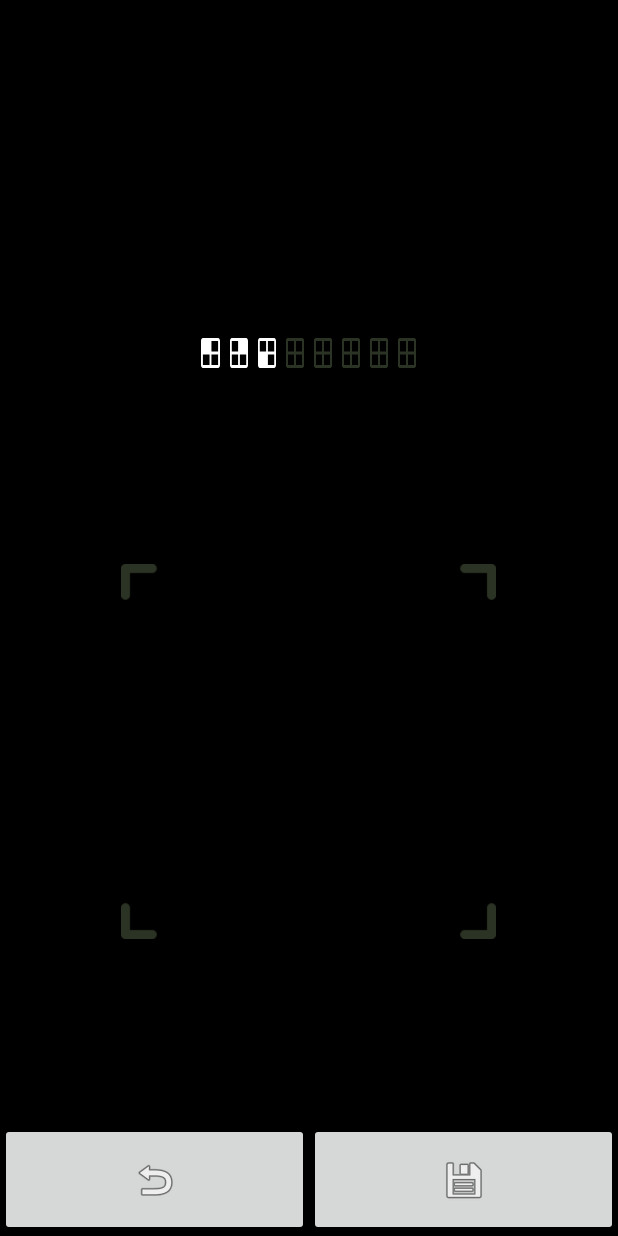
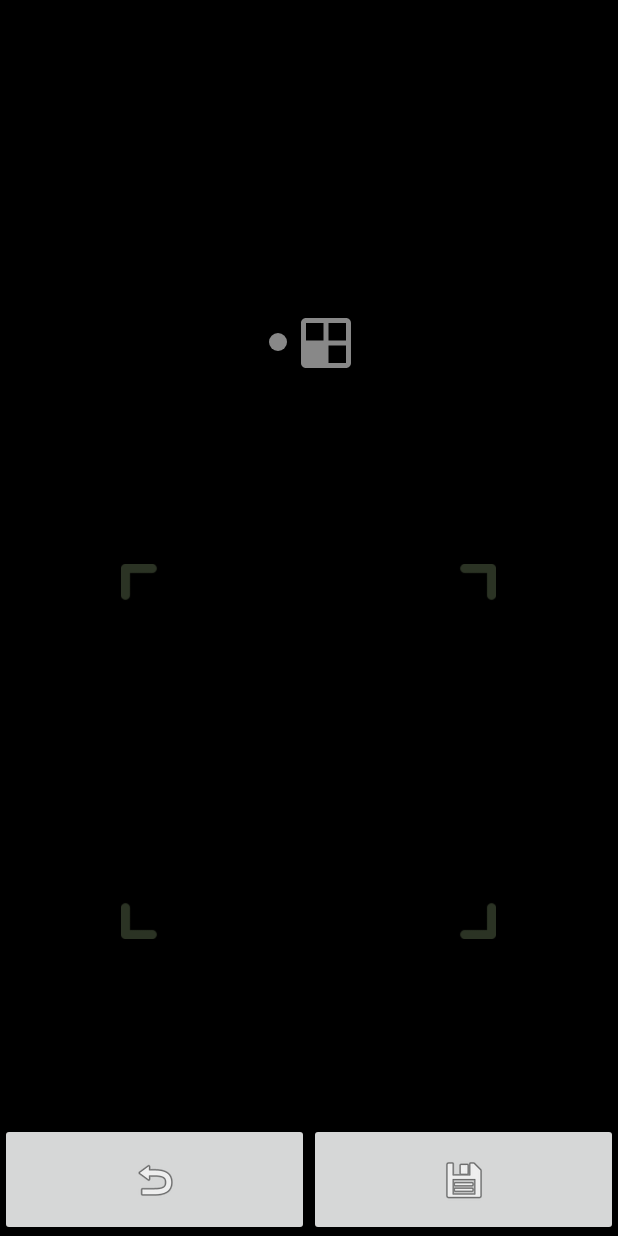
Before and after one commit to ibragunduz/KnockCodeView, an Android app: the screen it shows after launch (MainActivity), after a tap on an icon or button, on a phone screen of 412 x 824 dp. Run offline under Robolectric (Android 15) with nearby library versions, the phone set to English and light mode, and no system bars; 1 statement that could not run was skipped; 2 other taps on this screen came first.

Commit message:
second commit

```diff
--- a/knockcodeview/src/main/java/com/ibragunduz/knockcodeview/views/KnockCodeView.java
+++ b/knockcodeview/src/main/java/com/ibragunduz/knockcodeview/views/KnockCodeView.java
@@ -267,8 +267,6 @@ ClicksIndicatorView inditactor;
                        correctEntry();
                    }
                }
-
-
               indicator.updateClicks(clicks);
 }else{
         new Handler().postDelayed(new Runnable() {
--- a/knockcodeview/src/main/java/com/ibragunduz/knockcodeview/views/lockScreen/IndicatorLockScreen.java
+++ b/knockcodeview/src/main/java/com/ibragunduz/knockcodeview/views/lockScreen/IndicatorLockScreen.java
@@ -1,11 +1,13 @@
 package com.ibragunduz.knockcodeview.views.lockScreen;
 
 import android.content.Context;
+import android.graphics.Color;
 import android.util.AttributeSet;
 import android.view.LayoutInflater;
 import android.view.View;
 import android.view.ViewGroup;
 import android.widget.RelativeLayout;
+import android.widget.Toast;
 
 import com.ibragunduz.knockcodeview.R;
 import com.ibragunduz.knockcodeview.views.setLock.SingleIndicatorView;
@@ -88,13 +90,23 @@ public class IndicatorLockScreen extends RelativeLayout {
             if ( i<clicks.length-1){
                 if (clicks[i+1]==-1){
                 indicators.get(i).setVisibility(View.VISIBLE);
-                indicators.get(i).setClicked(clicks[i]);
-                if (i>0)indicators.get(i-1).updateViewWithDot();
+                if (isSecretIndicator==false){
+
+                indicators.get(i).setClicked(clicks[i],normalSize);
+                if (i>0)indicators.get(i-1).updateViewWithDot(normalSize);
+                }else{
+                    indicators.get(i).updateViewWithDot(normalSize);
                 }
-            }else if(i==7){
-                indicators.get(i).setVisibility(View.VISIBLE);
-                indicators.get(i).setClicked(clicks[i]);
-                indicators.get(i-1).updateViewWithDot();
+                }
+            }else if(i==7) {
+                if (isSecretIndicator == false) {
+
+                    indicators.get(i).setVisibility(View.VISIBLE);
+                    indicators.get(i).setClicked(clicks[i], normalSize);
+                    indicators.get(i - 1).updateViewWithDot(normalSize);
+                }else{
+                    indicators.get(i).updateViewWithDot(normalSize);
+                }
             }
         }
     }
@@ -102,13 +114,17 @@ public class IndicatorLockScreen extends RelativeLayout {
 
 
 
+    boolean isSecretIndicator = false;
+
+    public void setIsSecretIndicator(boolean isSecretIndicator){
+        this.isSecretIndicator = isSecretIndicator;
+    }
+    int normalSize = 0;
 
     public void setHeightWidth(int w,int h){
+    normalSize=w;
         for (int i = 0; i<indicators.size();i++){
-            ViewGroup.LayoutParams p = (ViewGroup.MarginLayoutParams) indicators.get(i).getLayoutParams();
-            p.height = h;
-            p.width = w;
-            indicators.get(i).requestLayout();
+            indicators.get(i).setLayoutHeightWidth(w,h);
         }
     }
 
@@ -119,4 +135,7 @@ public class IndicatorLockScreen extends RelativeLayout {
             indicators.get(i).requestLayout();
         }
     }
+
+
+
 }
--- a/knockcodeview/src/main/java/com/ibragunduz/knockcodeview/views/setLock/ClicksIndicatorView.java
+++ b/knockcodeview/src/main/java/com/ibragunduz/knockcodeview/views/setLock/ClicksIndicatorView.java
@@ -1,12 +1,17 @@
 package com.ibragunduz.knockcodeview.views.setLock;
 
 import android.content.Context;
+import android.graphics.Color;
+import android.graphics.PorterDuff;
+import android.graphics.PorterDuffColorFilter;
 import android.util.AttributeSet;
 import android.util.Log;
 import android.view.LayoutInflater;
 import android.view.View;
 import android.view.ViewGroup;
 import android.widget.RelativeLayout;
+import android.widget.Toast;
+
 import com.ibragunduz.knockcodeview.R;
 
 import java.util.ArrayList;
@@ -74,13 +79,17 @@ public class ClicksIndicatorView extends RelativeLayout {
         vw6.setColorFilter(color);
         vw7.setColorFilter(color);
         vw8.setColorFilter(color);
+
+
     }
 
 
 
 
 
+    int normalSize=50;
 public void setHeightWidth(int w,int h){
+    normalSize =w;
     for (int i = 0; i<indicators.size();i++){
         ViewGroup.LayoutParams p = (ViewGroup.MarginLayoutParams) indicators.get(i).getLayoutParams();
         p.height = h;
@@ -104,7 +113,7 @@ public void SetInditactor(int[] clicks){
 
             case -1 :
                 indicators.get(i).setVisibility(View.VISIBLE);
-                indicators.get(i).setBackgroundResource(R.drawable.ic_knock_code_empty);
+                indicators.get(i).setImageResource(R.drawable.ic_knock_code_empty);
                 Log.i("2","----");
 
 
@@ -115,7 +124,7 @@ public void SetInditactor(int[] clicks){
             case 4 :
                 indicators.get(i).setVisibility(View.VISIBLE);
 
-                indicators.get(i).setClicked(clicks[i]);
+                indicators.get(i).setClicked(clicks[i],normalSize);
                 break;
 
 
--- a/knockcodeview/src/main/java/com/ibragunduz/knockcodeview/views/setLock/SingleIndicatorView.java
+++ b/knockcodeview/src/main/java/com/ibragunduz/knockcodeview/views/setLock/SingleIndicatorView.java
@@ -3,13 +3,18 @@ package com.ibragunduz.knockcodeview.views.setLock;
 import android.content.Context;
 import android.content.res.TypedArray;
 import android.graphics.Color;
+import android.graphics.ColorFilter;
+import android.graphics.PorterDuff;
 import android.util.AttributeSet;
+import android.util.Log;
 import android.view.LayoutInflater;
 import android.view.View;
 import android.view.ViewGroup;
 import android.widget.ImageView;
 import android.widget.LinearLayout;
 import android.widget.RelativeLayout;
+import android.widget.Toast;
+
 import com.ibragunduz.knockcodeview.R;
 
 
@@ -63,13 +68,14 @@ public class SingleIndicatorView extends RelativeLayout {
     }
 
 
-    @Override
-    public void setBackgroundResource(int resid) {
-        ((ImageView) findViewById(R.id.indicator_click_image_view)).setBackgroundResource(resid);
+    public void setImageResource(int resid) {
+        ((ImageView) rootView.findViewById(R.id.indicator_click_image_view)).setImageResource(resid);
+
+        Log.i("burada","burada");
     }
 
 
-    public void setClicked(int which) {
+    public void setClicked(int which,int bigSize) {
 
         int resID = k1;
         switch (which) {
@@ -86,15 +92,31 @@ public class SingleIndicatorView extends RelativeLayout {
                 resID = k4;
                 break;
         }
-        ((ImageView) findViewById(R.id.indicator_click_image_view)).setBackgroundResource(resID);
-       }
+
+      setImageResource(resID);
+        setLayoutHeightWidth(bigSize,bigSize);
+    }
 
 
-    public void updateViewWithDot(){
-        setBackgroundResource(R.drawable.circle_white);
+
+
+    public void setLayoutHeightWidth(int w,int h){
+        ViewGroup.LayoutParams p = (ViewGroup.MarginLayoutParams)getLayoutParams();
+        p.height = h;
+        p.width = w;
+        requestLayout();
+    }
+
+
+
+    public void updateViewWithDot(int normalWidth){
+        if (normalWidth!=0)
+        setLayoutHeightWidth(normalWidth/2,normalWidth/2);
+        setImageResource(R.drawable.circle_white);
     }
     public void setColorFilter(int color) {
-        ((ImageView) findViewById(R.id.indicator_click_image_view)).setColorFilter(color);
+        ((ImageView) rootView.findViewById(R.id.indicator_click_image_view)).setColorFilter(color);
+
     }
 
 }
--- a/knockcodeview/src/main/res/layout/clicks_lock_screen.xml
+++ b/knockcodeview/src/main/res/layout/clicks_lock_screen.xml
@@ -2,6 +2,11 @@
 <LinearLayout xmlns:android="http://schemas.android.com/apk/res/android"
     android:layout_width="wrap_content"
     android:layout_height="wrap_content">
+
+
+    <RelativeLayout
+        android:layout_width="wrap_content"
+        android:layout_height="match_parent">
 
 
         <com.ibragunduz.knockcodeview.views.setLock.SingleIndicatorView
@@ -9,63 +14,121 @@
             android:layout_width="match_parent"
             android:layout_height="match_parent"
 
+            android:layout_centerHorizontal="true"
+            android:layout_centerVertical="true"
             android:layout_margin="3dp"
             android:layout_weight="1" />
+</RelativeLayout>
+
+
+    <RelativeLayout
+        android:layout_width="wrap_content"
+        android:layout_height="match_parent">
+
 
         <com.ibragunduz.knockcodeview.views.setLock.SingleIndicatorView
             android:id="@+id/inditactor_view_2"
             android:layout_width="match_parent"
             android:layout_height="match_parent"
+            android:layout_centerHorizontal="true"
+            android:layout_centerVertical="true"
             android:layout_margin="3dp"
             android:layout_weight="1" />
+    </RelativeLayout>
+
+    <RelativeLayout
+        android:layout_width="wrap_content"
+        android:layout_height="match_parent">
+
 
         <com.ibragunduz.knockcodeview.views.setLock.SingleIndicatorView
             android:id="@+id/inditactor_view_3"
             android:layout_width="match_parent"
             android:layout_height="match_parent"
-
+            android:layout_centerHorizontal="true"
+            android:layout_centerVertical="true"
             android:layout_margin="3dp"
             android:layout_weight="1" />
+
+    </RelativeLayout>
+    <RelativeLayout
+        android:layout_width="wrap_content"
+        android:layout_height="match_parent">
 
         <com.ibragunduz.knockcodeview.views.setLock.SingleIndicatorView
             android:id="@+id/inditactor_view_4"
             android:layout_width="match_parent"
             android:layout_height="match_parent"
 
+            android:layout_centerHorizontal="true"
+            android:layout_centerVertical="true"
             android:layout_margin="3dp"
             android:layout_weight="1" />
+    </RelativeLayout>
+
+        <RelativeLayout
+            android:layout_width="wrap_content"
+            android:layout_height="match_parent">
+
 
             <com.ibragunduz.knockcodeview.views.setLock.SingleIndicatorView
                 android:id="@+id/inditactor_view_5"
                 android:layout_width="match_parent"
                 android:layout_height="match_parent"
 
+                android:layout_centerHorizontal="true"
+                android:layout_centerVertical="true"
                 android:layout_margin="3dp"
                 android:layout_weight="1" />
+</RelativeLayout>
+
+    <RelativeLayout
+        android:layout_width="wrap_content"
+        android:layout_height="match_parent">
+
 
         <com.ibragunduz.knockcodeview.views.setLock.SingleIndicatorView
             android:id="@+id/inditactor_view_6"
             android:layout_width="match_parent"
             android:layout_height="match_parent"
 
+            android:layout_centerHorizontal="true"
+            android:layout_centerVertical="true"
             android:layout_margin="3dp"
             android:layout_weight="1" />
+    </RelativeLayout>
+
+    <RelativeLayout
+        android:layout_width="wrap_content"
+        android:layout_height="match_parent">
+
 
         <com.ibragunduz.knockcodeview.views.setLock.SingleIndicatorView
             android:id="@+id/inditactor_view_7"
             android:layout_width="match_parent"
             android:layout_height="match_parent"
 
+            android:layout_centerHorizontal="true"
+            android:layout_centerVertical="true"
             android:layout_margin="3dp"
             android:layout_weight="1" />
+    </RelativeLayout>
+
+<RelativeLayout
+android:layout_width="wrap_content"
+android:layout_height="match_parent">
+
 
     <com.ibragunduz.knockcodeview.views.setLock.SingleIndicatorView
         android:id="@+id/inditactor_view_8"
         android:layout_width="match_parent"
         android:layout_height="match_parent"
 
+        android:layout_centerHorizontal="true"
+        android:layout_centerVertical="true"
         android:layout_margin="3dp"
         android:layout_weight="1" />
+    </RelativeLayout>
 
 
 </LinearLayout>
--- a/knockcodeview/src/main/res/layout/single_click_indicator_view.xml
+++ b/knockcodeview/src/main/res/layout/single_click_indicator_view.xml
@@ -1,13 +1,17 @@
 <?xml version="1.0" encoding="utf-8"?>
-<LinearLayout xmlns:android="http://schemas.android.com/apk/res/android"
+<RelativeLayout xmlns:android="http://schemas.android.com/apk/res/android"
 
     android:id="@+id/indicator_knock_view_back"
     android:layout_width="200dp"
+    android:layout_centerVertical="true"
+    android:layout_centerHorizontal="true"
     android:layout_height="200dp"
     android:orientation="horizontal">
 <ImageView
-    android:layout_width="match_parent"
-    android:layout_height="match_parent"
+    android:layout_width="wrap_content"
+    android:layout_height="wrap_content"
+    android:layout_centerHorizontal="true"
+    android:layout_centerVertical="true"
     android:id="@+id/indicator_click_image_view"/>
 
-</LinearLayout>
+</RelativeLayout>
--- a/sample/src/main/java/com/ibragunduz/knockcodeviewlibrary/MainActivity.java
+++ b/sample/src/main/java/com/ibragunduz/knockcodeviewlibrary/MainActivity.java
@@ -1,5 +1,6 @@
 package com.ibragunduz.knockcodeviewlibrary;
 
+import android.graphics.Color;
 import android.support.v7.app.AppCompatActivity;
 import android.os.Bundle;
 import android.view.View;
@@ -21,14 +22,36 @@ public class MainActivity extends AppCompatActivity {
 
         knockCodeView = (KnockCodeView)findViewById(R.id.my_knock_view);
 
-        //final IndicatorLockScreen myIndicator = (IndicatorLockScreen)findViewById(R.id.my_knock_inditactor);
-        ClicksIndicatorView cc = (ClicksIndicatorView)findViewById(R.id.my_knock_inditactor);
-        knockCodeView.setInditactor(cc);
+        final IndicatorLockScreen myIndicator = (IndicatorLockScreen)findViewById(R.id.my_knock_inditactor);
+        //ClicksIndicatorView cc = (ClicksIndicatorView)findViewById(R.id.my_knock_inditactor);
 
-        knockCodeView.setType(KnockCodeView.SET_PASSWORD);
+        knockCodeView.setInditactor(myIndicator);
+
+        knockCodeView.setType(KnockCodeView.LOCK_SCREEN);
         knockCodeView.hideCenterLine(0);
 
-        cc.setHeightWidth(30,30);
+        knockCodeView.setClickDetector(new ClickDetected() {
+            @Override
+            public void clickDetected(int[] clicks) {
+
+            }
+
+            @Override
+            public void inCorrectEntry() {
+
+                knockCodeView.resetClicksSquence();
+            }
+
+            @Override
+            public void correctEntry() {
+
+            }
+        });
+        myIndicator.setHeightWidth(50,50);
+        myIndicator.setIsSecretIndicator(false);
+        myIndicator.setColorFilter(Color.GRAY);
+
+
         //knockCodeView.setVibrationActive(true);
         knockCodeView.setTruePassword(new int[]{1,4,3});
 
--- a/sample/src/main/res/layout/activity_main.xml
+++ b/sample/src/main/res/layout/activity_main.xml
@@ -23,7 +23,7 @@
             android:layout_width="match_parent"
             android:layout_height="0dp"
             android:layout_weight="35">
-            <com.ibragunduz.knockcodeview.views.setLock.ClicksIndicatorView
+            <com.ibragunduz.knockcodeview.views.lockScreen.IndicatorLockScreen
                 android:layout_width="150dp"
                 android:id="@+id/my_knock_inditactor"
                 android:layout_height="wrap_content"
@@ -33,7 +33,7 @@
                 android:layout_marginRight="20dp"
                 android:layout_centerVertical="true"
                 android:layout_centerHorizontal="true"
-                android:gravity="center|bottom"></com.ibragunduz.knockcodeview.views.setLock.ClicksIndicatorView>
+                android:gravity="center|bottom"></com.ibragunduz.knockcodeview.views.lockScreen.IndicatorLockScreen>
         </RelativeLayout>
 
         <RelativeLayout
```
Lines whose indentation alone changed are shown as unchanged.
